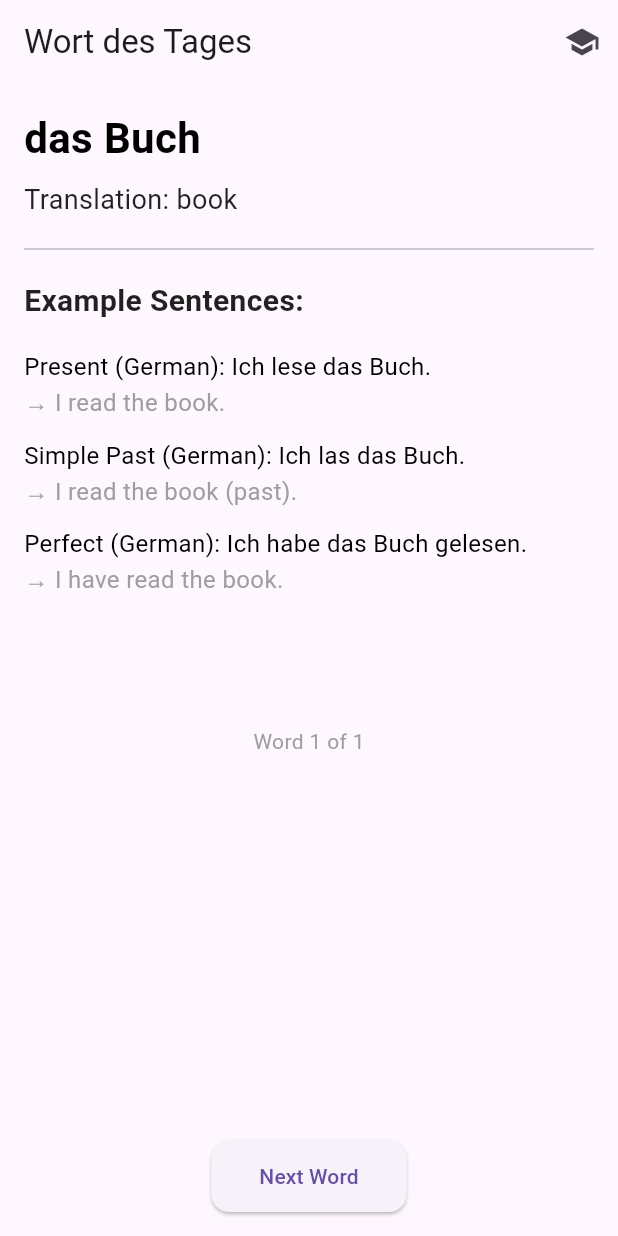
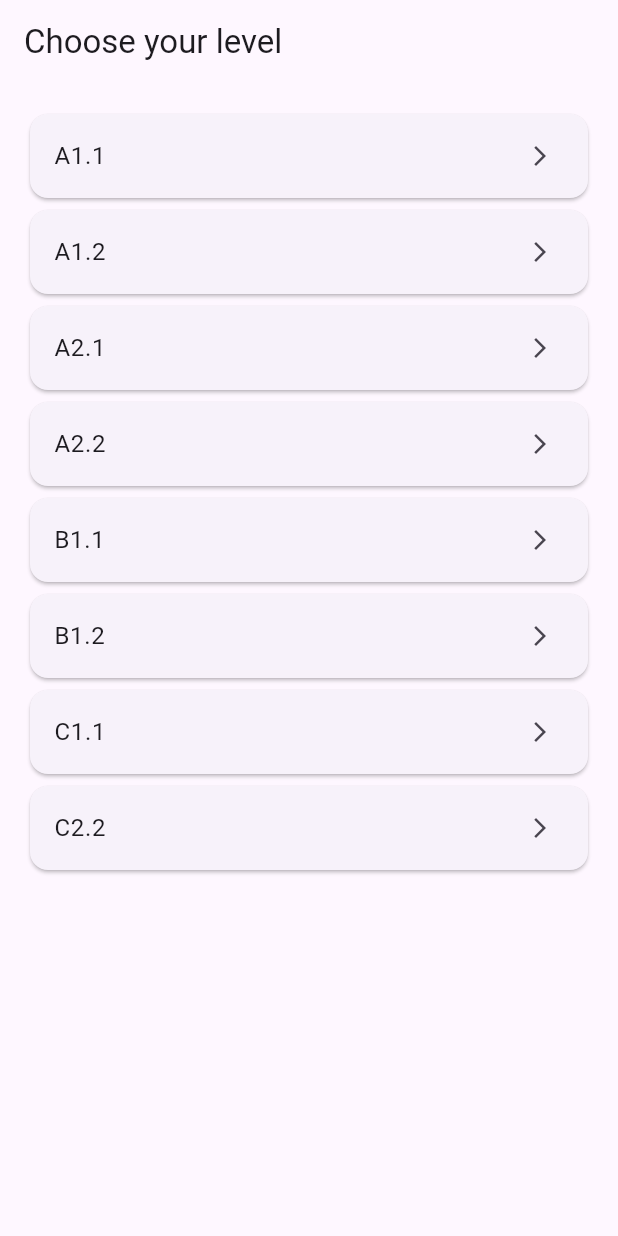
Before and after one commit to natedotdev/levelup, a Flutter app: the screen it shows after launch, on a phone screen of 412 x 824 dp. Run offline on Flutter 3.47's test engine with Material 3 defaults, Android fonts, the phone set to English and light mode, and no system bars; our stand-ins replace shared_preferences.

Commit message:
feat: add language level filtering and onboarding setup
- updated main.dart with onboarding flow placeholder
- added level parameter support in WordRepository
- prepared JSON structure to support word levels
- cleaned up swipe gestures and comments for clarity

```diff
--- a/lib/main.dart
+++ b/lib/main.dart
@@ -1,15 +1,19 @@
 import 'package:flutter/material.dart';
+import 'package:shared_preferences/shared_preferences.dart';
 import 'package:levelup/theme/app_text_styles.dart';
 
-// NEW: use your JSON loader + model instead of word_list.dart
+// NEW: repo + models
 import 'data/word_repository.dart';
 import 'models/german_word.dart';
+
+// NEW: separate onboarding screen
+import 'screens/onboarding_screen.dart';
 
 void main() {
   runApp(const LevelUpApp());
 }
 
-// Main app widget
+// Main App entry
 class LevelUpApp extends StatelessWidget {
   const LevelUpApp({super.key});
 
@@ -18,44 +22,90 @@ class LevelUpApp extends StatelessWidget {
     return MaterialApp(
       title: 'LevelUp',
       theme: ThemeData(primarySwatch: Colors.blue),
-      home: const WordScreen(),
+      home: const RootScreen(), // decide onboarding or word screen
       debugShowCheckedModeBanner: false,
     );
   }
 }
 
-// Word display screen
+// -----------------------------------------------------------
+// RootScreen → checks SharedPreferences
+// If no level → show Onboarding
+// If level exists → show WordScreen
+// -----------------------------------------------------------
+class RootScreen extends StatefulWidget {
+  const RootScreen({super.key});
+
+  @override
+  State<RootScreen> createState() => _RootScreenState();
+}
+
+class _RootScreenState extends State<RootScreen> {
+  String? _level;
+  bool _loading = true;
+
+  @override
+  void initState() {
+    super.initState();
+    _loadLevel();
+  }
+
+  Future<void> _loadLevel() async {
+    final prefs = await SharedPreferences.getInstance();
+    setState(() {
+      _level = prefs.getString('level');
+      _loading = false;
+    });
+  }
+
+  @override
+  Widget build(BuildContext context) {
+    // Loading state (first app start)
+    if (_loading) {
+      return const Scaffold(
+        body: Center(child: CircularProgressIndicator()),
+      );
+    }
+
+    // If no level chosen → go to onboarding
+    if (_level == null) {
+      return OnboardingScreen(onLevelSelected: (level) async {
+        final prefs = await SharedPreferences.getInstance();
+        await prefs.setString('level', level);
+        setState(() => _level = level);
+      });
+    }
+
+    // If level already chosen → go to words
+    return WordScreen(level: _level!);
+  }
+}
+
+// WordScreen → shows words filtered by chosen level
 class WordScreen extends StatefulWidget {
-  const WordScreen({super.key});
+  final String level;
+  const WordScreen({super.key, required this.level});
 
   @override
   State<WordScreen> createState() => _WordScreenState();
 }
 
 class _WordScreenState extends State<WordScreen> {
-  // STATE THAT REPLACED wordList FROM word_list.dart
-  List<GermanWord> _words = [];   // all words loaded from JSON
-  int currentIndex = 0;           // which word we’re showing right now
-  bool _loading = true;           // show spinner until JSON is loaded
-  String? _error;                 // capture load errors
+  List<GermanWord> _words = [];
+  int currentIndex = 0;
+  bool _loading = true;
+  String? _error;
 
-// Which language level is active (default A1.1 for now)
-String selectedLevel = 'A1.1';
-
-// Available levels for quick switching (optional)
-static const List<String> _levels = [
-  'A1.1','A1.2','A2.1','A2.2','B1.1','B1.2','B2.1','B2.2','C1.1','C1.2','C2.1','C2.2'
-];
   @override
   void initState() {
     super.initState();
-    _loadWords(); // kick off JSON loading as soon as the screen mounts
+    _loadWords();
   }
 
-  /// Load words from assets/words.json via WordRepository
+  /// Load JSON + filter by level
   Future<void> _loadWords() async {
     try {
-    final loaded = await WordRepository.loadWords(level: selectedLevel);
+      final loaded = await WordRepository.loadWords(level: widget.level);
       setState(() {
         _words = loaded;
         currentIndex = 0;
@@ -69,7 +119,7 @@ Future<void> _loadWords() async {
     }
   }
 
-  /// Advance to next word (wrap around at the end)
+  /// Next word
   void _showNextWord() {
     if (_words.isEmpty) return;
     setState(() {
@@ -77,7 +127,7 @@ Future<void> _loadWords() async {
     });
   }
 
-  /// Go to previous word (wrap to last when at index 0)
+  /// Previous word
   void _showPreviousWord() {
     if (_words.isEmpty) return;
     setState(() {
@@ -103,92 +153,57 @@ Future<void> _loadWords() async {
       );
     }
 
-    // Empty data state (JSON loaded but no items)
+    // Empty state
     if (_words.isEmpty) {
       return Scaffold(
         appBar: AppBar(title: const Text('Wort des Tages')),
-        body: const Center(child: Text('No words found in assets/words.json')),
+        body: const Center(child: Text('No words found for this level')),
       );
     }
 
-    // Normal display state
+    // Normal state
     final word = _words[currentIndex];
 
     return Scaffold(
-      appBar: AppBar(
-  title: const Text('Wort des Tages'),
-  actions: [
-    PopupMenuButton<String>(
-      icon: const Icon(Icons.school),
-      initialValue: selectedLevel,
-      onSelected: (lvl) async {
-        setState(() {
-          selectedLevel = lvl;
-          _loading = true;
-        });
-        await _loadWords();
-      },
-      itemBuilder: (_) => _levels
-          .map((lvl) => PopupMenuItem<String>(
-                value: lvl,
-                child: Text(lvl),
-              ))
-          .toList(),
-    ),
-  ],
-),
+      appBar: AppBar(title: Text('Wort des Tages – ${widget.level}')),
 
-      // Fullscreen swipe detection
+      // Wrap entire screen with GestureDetector → full screen swipe works
       body: GestureDetector(
-        behavior: HitTestBehavior.translucent, // ensures even empty space catches swipes
+        behavior: HitTestBehavior.opaque,
         onHorizontalDragEnd: (details) {
           if (details.primaryVelocity != null) {
             if (details.primaryVelocity! < 0) {
-              // Swipe Right → Left
               _showNextWord();
             } else if (details.primaryVelocity! > 0) {
-              // Swipe Left → Right
               _showPreviousWord();
             }
           }
         },
 
-        // Main layout
-        child: Column(
-          children: [
-            Expanded(
+        // Scrollable content
         child: SingleChildScrollView(
-                padding: const EdgeInsets.all(16.0),
+          padding: const EdgeInsets.all(16),
           child: Column(
             crossAxisAlignment: CrossAxisAlignment.start,
             children: [
-                    // Word + article
-                    Text(
-                      '${word.article} ${word.word}',
-                      style: AppTextStyles.title,
-                    ),
+              // Word
+              Text('${word.article} ${word.word}', style: AppTextStyles.title),
 
               const SizedBox(height: 8),
 
-                    // Meaning/translation
-                    Text(
-                      'Translation: ${word.meaning}',
-                      style: AppTextStyles.translation,
-                    ),
+              // Translation
+              Text('Translation: ${word.meaning}', style: AppTextStyles.translation),
 
-                    // Divider before example sentences
               const Divider(height: 40, thickness: 1.2),
 
-                    // Example sentences header
+              // Examples
               Text('Example Sentences:', style: AppTextStyles.subtitle),
               const SizedBox(height: 12),
 
-                    // Dynamically render ALL examples found in JSON
               ...word.examples.entries.map((entry) {
-                      final tense = entry.key;                    // e.g. "Present"
-                      final germanSentence = entry.value;         // the DE sentence
-                      final englishSentence =
-                          word.translations[tense] ?? 'N/A';      // matching EN
+                final tense = entry.key;
+                final germanSentence = entry.value;
+                final englishSentence = word.translations[tense] ?? 'N/A';
                 return SentenceItem(
                   label: tense,
                   german: germanSentence,
@@ -197,6 +212,7 @@ Future<void> _loadWords() async {
               }),
 
               const SizedBox(height: 80),
+
               // Page counter
               Center(
                 child: Text(
@@ -205,17 +221,13 @@ Future<void> _loadWords() async {
                 ),
               ),
 
-                    // Spacer so the bottom FAB doesn’t overlap text
               const SizedBox(height: 120),
             ],
           ),
         ),
       ),
-          ],
-        ),
-      ),
 
-      // Fixed bottom button
+      // Bottom button
       floatingActionButtonLocation: FloatingActionButtonLocation.centerFloat,
       floatingActionButton: ElevatedButton(
         style: ElevatedButton.styleFrom(
@@ -231,7 +243,7 @@ Future<void> _loadWords() async {
   }
 }
 
-// Reusable widget for example sentences
+// Reusable Example Sentence widget
 class SentenceItem extends StatelessWidget {
   final String label;
   final String german;
--- /dev/null
+++ b/lib/screens/onboarding_screen.dart
@@ -0,0 +1,33 @@
+import 'package:flutter/material.dart';
+
+class OnboardingScreen extends StatelessWidget {
+  final Function(String) onLevelSelected;
+
+  const OnboardingScreen({super.key, required this.onLevelSelected});
+
+  @override
+  Widget build(BuildContext context) {
+    final levels = [
+      'A1.1', 'A1.2',
+      'A2.1', 'A2.2',
+      'B1.1', 'B1.2',
+      'C1.1', 'C2.2'
+    ];
+
+    return Scaffold(
+      appBar: AppBar(title: const Text("Choose your level")),
+      body: ListView(
+        padding: const EdgeInsets.all(16),
+        children: levels.map((level) {
+          return Card(
+            child: ListTile(
+              title: Text(level),
+              trailing: const Icon(Icons.arrow_forward_ios, size: 16),
+              onTap: () => onLevelSelected(level),
+            ),
+          );
+        }).toList(),
+      ),
+    );
+  }
+}
--- a/pubspec.yaml
+++ b/pubspec.yaml
@@ -30,6 +30,8 @@ environment:
 dependencies:
   flutter:
     sdk: flutter
+
+  shared_preferences: ^2.2.2
 
   # The following adds the Cupertino Icons font to your application.
   # Use with the CupertinoIcons class for iOS style icons.
```
Also changed, not shown: pubspec.lock, 9 other files. Lines whose indentation alone changed are shown as unchanged.
